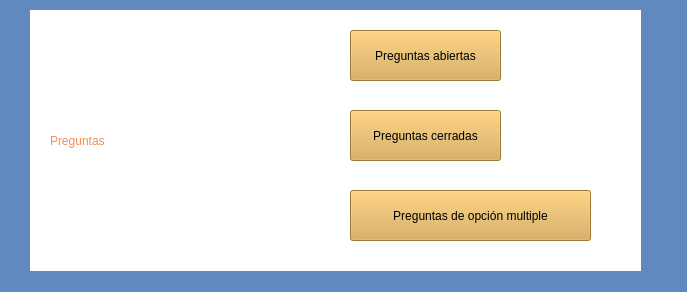
The window that preguntas.ui (Shanem007/AulaVirtual) describes before a commit, drawn with Qt 5.
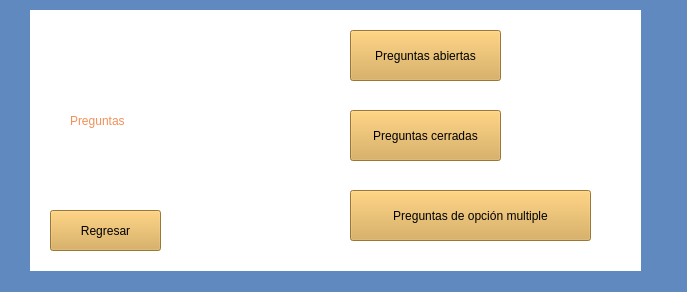
The same window after the commit.

```diff
--- a/preguntas.ui
+++ b/preguntas.ui
@@ -36,8 +36,8 @@
    <widget class="QLabel" name="label_2">
     <property name="geometry">
      <rect>
-      <x>50</x>
-      <y>110</y>
+      <x>70</x>
+      <y>90</y>
       <width>231</width>
       <height>61</height>
      </rect>
@@ -119,6 +119,23 @@
      <string>Preguntas de opción multiple</string>
     </property>
    </widget>
+   <widget class="QPushButton" name="botonRegresarPreguntas">
+    <property name="geometry">
+     <rect>
+      <x>50</x>
+      <y>210</y>
+      <width>111</width>
+      <height>41</height>
+     </rect>
+    </property>
+    <property name="styleSheet">
+     <string notr="true">font: 700 12pt &quot;Segoe UI&quot;;
+background-color: rgb(217, 167, 74);</string>
+    </property>
+    <property name="text">
+     <string>Regresar</string>
+    </property>
+   </widget>
   </widget>
  </widget>
  <resources/>
```
